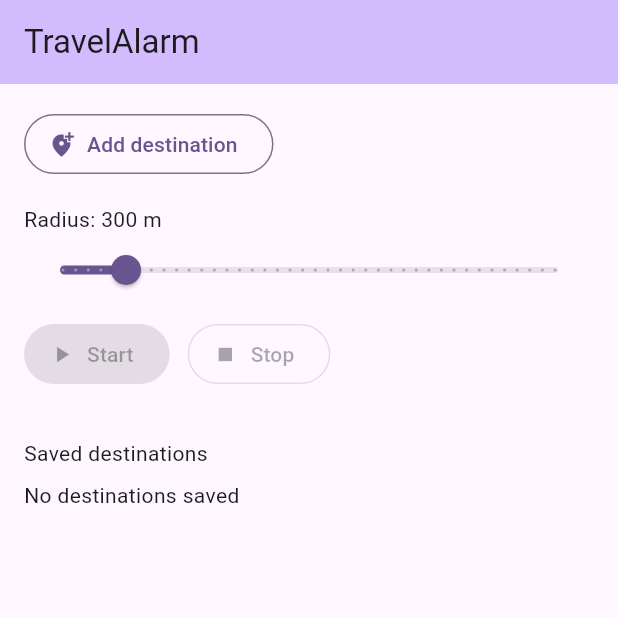
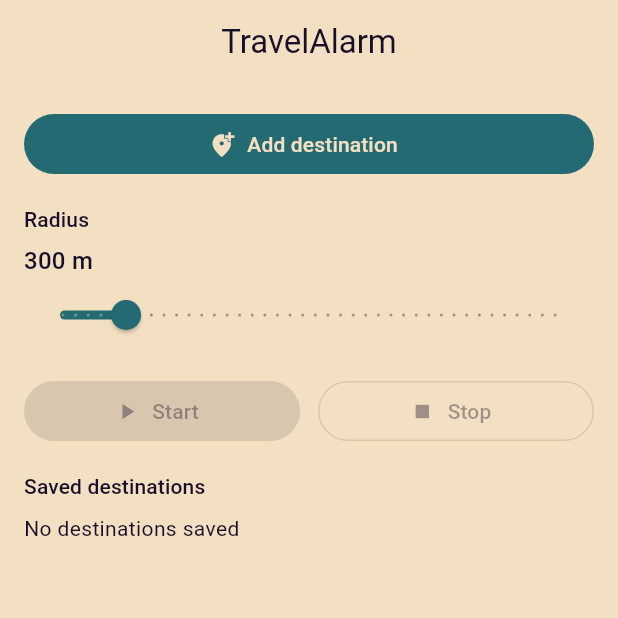
Before and after one commit to nk405/TravelAlarm, a Flutter app: the screen it shows after launch, on a phone screen of 412 x 824 dp, the top half of it. Run offline on Flutter 3.47's test engine with Material 3 defaults, Android fonts, the phone set to English and light mode, and no system bars; our stand-ins replace flutter_local_notifications, flutter_map, geolocator, latlong2, shared_preferences; missing offline and left inert: flutter_ringtone_player.

Commit message:
Refactor UI: update theme to Material 3, enhance button styles, and improve layout for destination management

```diff
--- a/lib/main.dart
+++ b/lib/main.dart
@@ -21,7 +21,22 @@ class MyApp extends StatelessWidget {
     return MaterialApp(
       title: 'TravelAlarm',
       theme: ThemeData(
-        colorScheme: ColorScheme.fromSeed(seedColor: Colors.deepPurple),
+        useMaterial3: true,
+        colorScheme: const ColorScheme.light(
+          primary: Color(0xFF246A73),
+          onPrimary: Color(0xFFF3DFC1),
+          secondary: Color(0xFF368F8B),
+          onSecondary: Color(0xFFF3DFC1),
+          tertiary: Color(0xFF160F29),
+          onTertiary: Color(0xFFF3DFC1),
+          surface: Color(0xFFF3DFC1),
+          onSurface: Color(0xFF160F29),
+          background: Color(0xFFF3DFC1),
+          onBackground: Color(0xFF160F29),
+          outline: Color(0xFF368F8B),
+          outlineVariant: Color(0xFFDDBeA8),
+        ),
+        scaffoldBackgroundColor: const Color(0xFFF3DFC1),
       ),
       home: const MyHomePage(title: 'TravelAlarm'),
     );
@@ -238,10 +253,15 @@ class _MyHomePageState extends State<MyHomePage> {
     final active = _activeDestination;
     final activeLatLng =
         active == null ? null : ll.LatLng(active.latitude, active.longitude);
+    final theme = Theme.of(context);
+    final colors = theme.colorScheme;
 
     return Scaffold(
       appBar: AppBar(
-        backgroundColor: Theme.of(context).colorScheme.inversePrimary,
+        backgroundColor: colors.background,
+        surfaceTintColor: colors.background,
+        elevation: 0,
+        centerTitle: true,
         title: Text(widget.title),
       ),
       body: SingleChildScrollView(
@@ -249,16 +269,31 @@ class _MyHomePageState extends State<MyHomePage> {
         child: Column(
           crossAxisAlignment: CrossAxisAlignment.start,
           children: [
-            Align(
-              alignment: Alignment.centerLeft,
-              child: OutlinedButton.icon(
+            _Section(
+              child: SizedBox(
+                width: double.infinity,
+                child: FilledButton.icon(
                   onPressed: _addDestination,
                   icon: const Icon(Icons.add_location_alt),
                   label: const Text('Add destination'),
                 ),
               ),
-            const SizedBox(height: 16),
-            Text('Radius: ${_radius.toStringAsFixed(0)} m'),
+            ),
+            _Section(
+              child: Column(
+                crossAxisAlignment: CrossAxisAlignment.start,
+                children: [
+                  Text(
+                    'Radius',
+                    style: theme.textTheme.labelLarge?.copyWith(
+                      color: colors.onSurfaceVariant,
+                    ),
+                  ),
+                  const SizedBox(height: 6),
+                  Text(
+                    '${_radius.toStringAsFixed(0)} m',
+                    style: theme.textTheme.titleMedium,
+                  ),
                   Slider(
                     value: _radius,
                     min: 50,
@@ -267,68 +302,76 @@ class _MyHomePageState extends State<MyHomePage> {
                     label: '${_radius.toStringAsFixed(0)} m',
                     onChanged: (v) => setState(() => _radius = v),
                   ),
-            const SizedBox(height: 8),
-            if (_monitor == null)
-              Row(
+                ],
+              ),
+            ),
+            _Section(
+              child:
+                  _monitor == null
+                      ? Row(
                         children: [
-                  ElevatedButton.icon(
-                    onPressed: active == null ? null : _startMonitoring,
+                          Expanded(
+                            child: FilledButton.icon(
+                              onPressed:
+                                  active == null ? null : _startMonitoring,
                               icon: const Icon(Icons.play_arrow),
                               label: const Text('Start'),
                             ),
+                          ),
                           const SizedBox(width: 12),
-                  OutlinedButton.icon(
+                          Expanded(
+                            child: OutlinedButton.icon(
                               onPressed: null,
                               icon: const Icon(Icons.stop),
                               label: const Text('Stop'),
                             ),
+                          ),
                         ],
                       )
-            else
-              ValueListenableBuilder<bool>(
+                      : ValueListenableBuilder<bool>(
                         valueListenable: _monitor!.monitoring,
                         builder: (context, running, _) {
                           return Row(
                             children: [
-                      ElevatedButton.icon(
+                              Expanded(
+                                child: FilledButton.icon(
                                   onPressed: running ? null : _startMonitoring,
                                   icon: const Icon(Icons.play_arrow),
                                   label: const Text('Start'),
                                 ),
+                              ),
                               const SizedBox(width: 12),
-                      OutlinedButton.icon(
+                              Expanded(
+                                child: OutlinedButton.icon(
                                   onPressed: running ? _stopMonitoring : null,
                                   icon: const Icon(Icons.stop),
                                   label: const Text('Stop'),
+                                ),
                               ),
                             ],
                           );
                         },
                       ),
-            const SizedBox(height: 16),
+            ),
             if (_monitor != null)
-              ValueListenableBuilder<double?>(
+              _Section(
+                child: ValueListenableBuilder<double?>(
                   valueListenable: _monitor!.currentDistanceMeters,
                   builder: (context, dist, _) {
                     final text =
                         dist == null
                             ? 'Awaiting location...'
-                          : 'Remaining distance (driving): ${dist.toStringAsFixed(0)} m';
-                  return Text(
-                    text,
-                    style: Theme.of(context).textTheme.titleMedium,
+                            : 'Remaining distance: ${dist.toStringAsFixed(0)} m';
+                    return Row(
+                      children: [
+                        Icon(Icons.directions, color: colors.primary),
+                        const SizedBox(width: 10),
+                        Expanded(
+                          child: Text(text, style: theme.textTheme.titleMedium),
+                        ),
+                      ],
                     );
                   },
-              ),
-            if (_monitor != null)
-              ValueListenableBuilder<bool>(
-                valueListenable: _monitor!.monitoring,
-                builder:
-                    (context, running, _) => Text(
-                      running ? 'Monitoring active' : 'Monitoring stopped',
-                      style: TextStyle(
-                        color: running ? Colors.green : Colors.red,
-                      ),
                 ),
               ),
             if (_monitor != null)
@@ -336,8 +379,19 @@ class _MyHomePageState extends State<MyHomePage> {
                 valueListenable: _monitor!.monitoring,
                 builder: (context, running, _) {
                   if (!running) return const SizedBox.shrink();
-                  return Padding(
-                    padding: const EdgeInsets.only(top: 12),
+                  return _Section(
+                    child: Column(
+                      crossAxisAlignment: CrossAxisAlignment.start,
+                      children: [
+                        Text(
+                          'Map',
+                          style: theme.textTheme.labelLarge?.copyWith(
+                            color: colors.onSurfaceVariant,
+                          ),
+                        ),
+                        const SizedBox(height: 12),
+                        ClipRRect(
+                          borderRadius: BorderRadius.circular(16),
                           child: SizedBox(
                             height: 260,
                             child: Stack(
@@ -374,10 +428,7 @@ class _MyHomePageState extends State<MyHomePage> {
                                             Polyline(
                                               points: pts,
                                               strokeWidth: 5,
-                                        color:
-                                            Theme.of(
-                                              context,
-                                            ).colorScheme.primary,
+                                              color: colors.primary,
                                             ),
                                           ],
                                         );
@@ -399,7 +450,8 @@ class _MyHomePageState extends State<MyHomePage> {
                                         ],
                                       ),
                                     ValueListenableBuilder<ll.LatLng?>(
-                                valueListenable: _monitor!.currentPosition,
+                                      valueListenable:
+                                          _monitor!.currentPosition,
                                       builder: (context, pos, _) {
                                         if (pos == null) {
                                           return const SizedBox.shrink();
@@ -425,10 +477,7 @@ class _MyHomePageState extends State<MyHomePage> {
                                               child: Container(
                                                 decoration: BoxDecoration(
                                                   shape: BoxShape.circle,
-                                            color:
-                                                Theme.of(
-                                                  context,
-                                                ).colorScheme.primary,
+                                                  color: colors.primary,
                                                   border: Border.all(
                                                     color: Colors.white,
                                                     width: 3,
@@ -446,7 +495,7 @@ class _MyHomePageState extends State<MyHomePage> {
                                   top: 10,
                                   right: 10,
                                   child: Material(
-                              color: Theme.of(context).colorScheme.surface,
+                                    color: colors.surface,
                                     shape: const CircleBorder(),
                                     elevation: 2,
                                     child: IconButton(
@@ -466,7 +515,8 @@ class _MyHomePageState extends State<MyHomePage> {
                                         });
 
                                         if (_followUserOnMainMap) {
-                                    final pos = _monitor!.currentPosition.value;
+                                          final pos =
+                                              _monitor!.currentPosition.value;
                                           if (pos != null) {
                                             _mainMapController.move(
                                               pos,
@@ -481,15 +531,27 @@ class _MyHomePageState extends State<MyHomePage> {
                               ],
                             ),
                           ),
+                        ),
+                      ],
+                    ),
                   );
                 },
               ),
-            const SizedBox(height: 16),
-            const Text('Saved destinations'),
+            _Section(
+              child: Column(
+                crossAxisAlignment: CrossAxisAlignment.start,
+                children: [
+                  Text(
+                    'Saved destinations',
+                    style: theme.textTheme.labelLarge?.copyWith(
+                      color: colors.onSurfaceVariant,
+                    ),
+                  ),
                   const SizedBox(height: 8),
                   if (active != null) ...[
                     Text(
                       'Active: ${active.name} (${active.latitude.toStringAsFixed(6)}, ${active.longitude.toStringAsFixed(6)})',
+                      style: theme.textTheme.bodyMedium,
                     ),
                     const SizedBox(height: 8),
                   ],
@@ -505,10 +567,13 @@ class _MyHomePageState extends State<MyHomePage> {
                       shrinkWrap: true,
                       physics: const NeverScrollableScrollPhysics(),
                       itemCount: _destinations.length,
-                separatorBuilder: (_, __) => const Divider(height: 1),
+                      separatorBuilder:
+                          (_, __) =>
+                              Divider(height: 1, color: colors.outlineVariant),
                       itemBuilder: (context, i) {
                         final dest = _destinations[i];
                         return ListTile(
+                          contentPadding: EdgeInsets.zero,
                           leading: Radio<String>(
                             value: dest.id,
                             groupValue: _activeDestinationId,
@@ -527,11 +592,24 @@ class _MyHomePageState extends State<MyHomePage> {
                         );
                       },
                     ),
-            const SizedBox(height: 16),
+                ],
+              ),
+            ),
           ],
         ),
       ),
     );
+  }
+}
+
+class _Section extends StatelessWidget {
+  const _Section({required this.child});
+
+  final Widget child;
+
+  @override
+  Widget build(BuildContext context) {
+    return Padding(padding: const EdgeInsets.only(bottom: 16), child: child);
   }
 }
 
```
Lines whose indentation alone changed are shown as unchanged.
